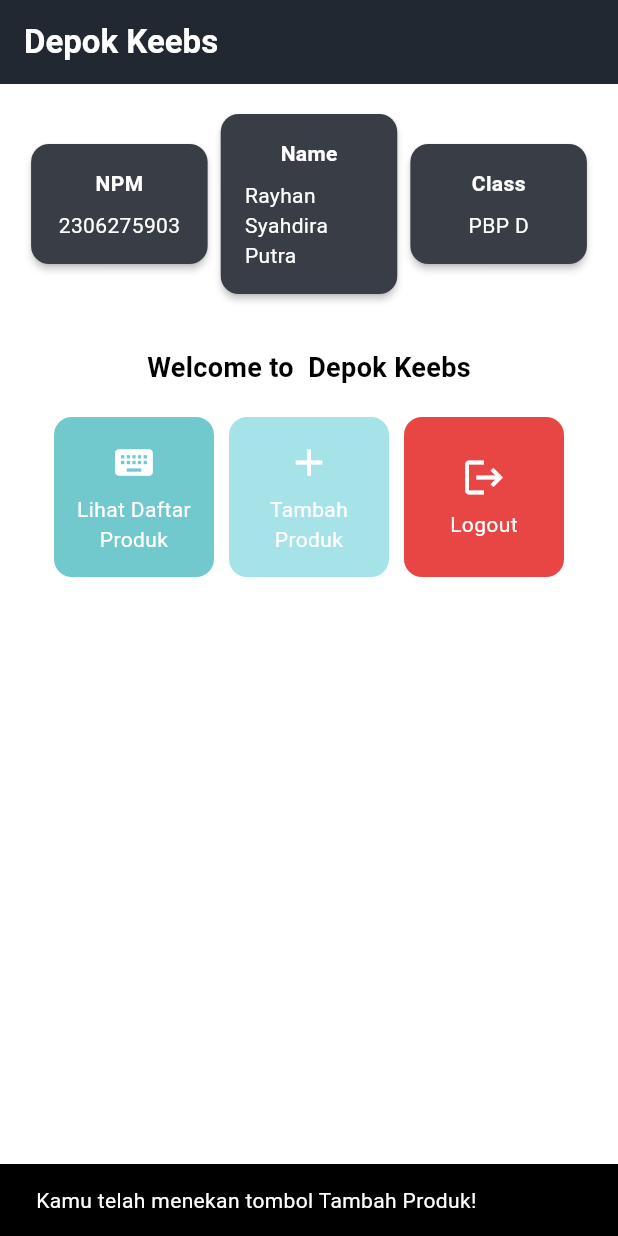
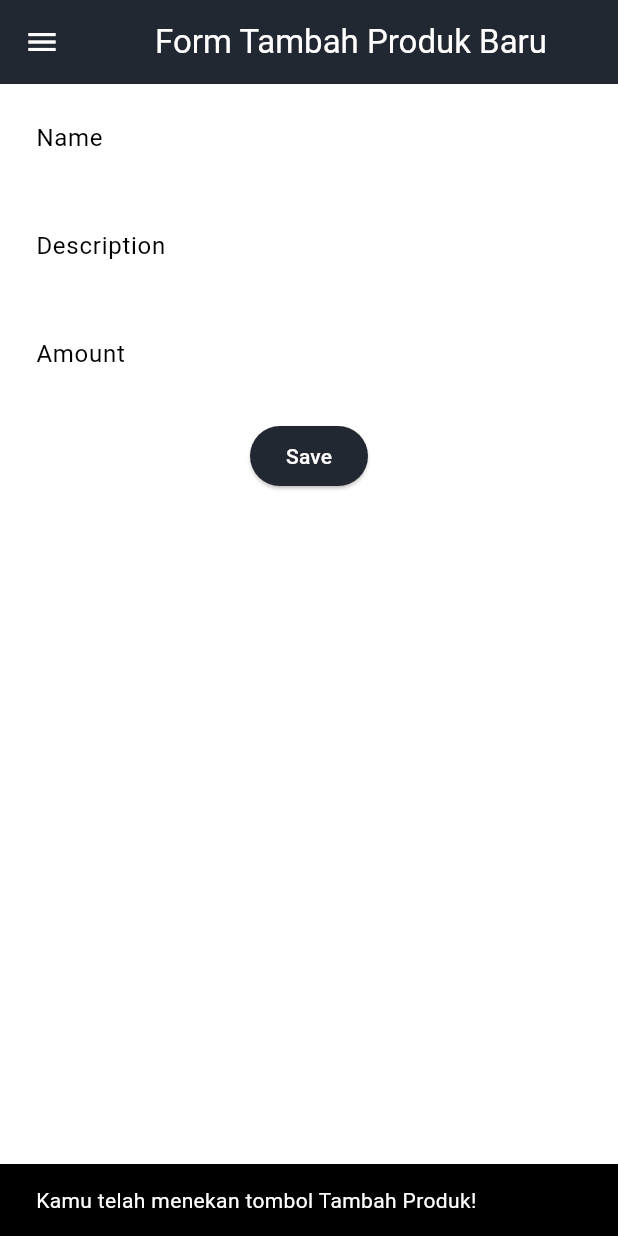
Before and after one commit to RayhanSP/depok_keebs_mobile, a Flutter app: the screen it shows after launch, after a tap on "Tambah Produk", on a phone screen of 412 x 824 dp. Run offline on Flutter 3.47's test engine with Material 3 defaults, Android fonts, the light colour scheme and no system bars.

Commit message:
Tugas 8 done

```diff
--- a/lib/main.dart
+++ b/lib/main.dart
@@ -1,5 +1,6 @@
 import 'package:flutter/material.dart';
-import 'package:depok_keebs/menu.dart';
+import 'package:depok_keebs/screens/menu.dart';
+
 void main() {
   runApp(const MyApp());
 }
@@ -28,7 +29,7 @@
         //
         // This works for code too, not just values: Most code changes can be
         // tested with just a hot reload.
-         colorScheme: ColorScheme.fromSwatch(
+        colorScheme: ColorScheme.fromSwatch(
           primarySwatch: MaterialColor(
             0xFF222831,
             <int, Color>{
--- a/lib/menu.dart
+++ b/lib/screens/menu.dart
@@ -1,4 +1,6 @@
 import 'package:flutter/material.dart';
+import 'package:depok_keebs/widgets/left_drawer.dart';
+import 'package:depok_keebs/widgets/product_card.dart';
 
 class MyHomePage extends StatelessWidget {
   MyHomePage({super.key});
@@ -6,10 +8,10 @@
   final String name = 'Rayhan Syahdira Putra'; // Nama
   final String className = 'PBP D'; // Kelas
   final List<ItemHomepage> items = [
-         ItemHomepage("Lihat Daftar Produk", Icons.keyboard, Color(0xFF71C9CE)),
-         ItemHomepage("Tambah Produk", Icons.add, Color(0xFFA6E3E9)),
-         ItemHomepage("Logout", Icons.logout, Color(0xFFE84545)),
-     ];
+    ItemHomepage("Lihat Daftar Produk", Icons.keyboard, Color(0xFF71C9CE)),
+    ItemHomepage("Tambah Produk", Icons.add, Color(0xFFA6E3E9)),
+    ItemHomepage("Logout", Icons.logout, Color(0xFFE84545)),
+  ];
 
   @override
   Widget build(BuildContext context) {
@@ -27,7 +29,11 @@
         ),
         // Warna latar belakang AppBar diambil dari skema warna tema aplikasi.
         backgroundColor: Theme.of(context).colorScheme.primary,
+        // Mengganti warna icon drawer menjadi putih
+        iconTheme: const IconThemeData(color: Colors.white),
       ),
+      // Masukkan drawer sebagai parameter nilai drawer dari widget Scaffold
+      drawer: const LeftDrawer(),
       // Body halaman dengan padding di sekelilingnya.
       body: Padding(
         padding: const EdgeInsets.all(16.0),
@@ -91,14 +97,11 @@
   }
 }
 
-
-
-
 class InfoCard extends StatelessWidget {
   // Kartu informasi yang menampilkan title dan content.
 
-  final String title;  // Judul kartu.
-  final String content;  // Isi kartu.
+  final String title; // Judul kartu.
+  final String content; // Isi kartu.
 
   const InfoCard({super.key, required this.title, required this.content});
 
@@ -110,19 +113,22 @@
       color: Color(0xFF393E46), // Warna latar belakang kartu
       child: Container(
         // Mengatur ukuran dan jarak di dalam kartu.
-        width: MediaQuery.of(context).size.width / 3.5, // menyesuaikan dengan lebar device yang digunakan.
+        width: MediaQuery.of(context).size.width /
+            3.5, // menyesuaikan dengan lebar device yang digunakan.
         padding: const EdgeInsets.all(16.0),
         // Menyusun title dan content secara vertikal.
         child: Column(
           children: [
             Text(
               title,
-              style: const TextStyle(fontWeight: FontWeight.bold, color: Colors.white),
+              style: const TextStyle(
+                  fontWeight: FontWeight.bold, color: Colors.white),
             ),
             const SizedBox(height: 8.0),
             Text(
               content,
-              style: const TextStyle(color: Colors.white), // Warna teks content,
+              style:
+                  const TextStyle(color: Colors.white), // Warna teks content,
             )
           ],
         ),
@@ -130,64 +136,3 @@
     );
   }
 }
-
-class ItemHomepage {
-     final String name;
-     final IconData icon;
-     final Color color; // Tambahkan warna untuk tiap item
-
-     ItemHomepage(this.name, this.icon, this.color);
- }
-
-class ItemCard extends StatelessWidget {
-  // Menampilkan kartu dengan ikon dan nama.
-
-  final ItemHomepage item;
-  const ItemCard(this.item, {super.key});
-
-  @override
-  Widget build(BuildContext context) {
-    return Material(
-      // Menentukan warna latar belakang dari tema aplikasi.
-      color: item.color, // Gunakan warna yang diberikan
-      // Membuat sudut kartu melengkung.
-      borderRadius: BorderRadius.circular(12),
-
-      child: InkWell(
-        // Aksi ketika kartu ditekan.
-        onTap: () {
-          // Menampilkan pesan SnackBar saat kartu ditekan.
-          ScaffoldMessenger.of(context)
-            ..hideCurrentSnackBar()
-            ..showSnackBar(
-              SnackBar(content: Text("Kamu telah menekan tombol ${item.name}!"))
-            );
-        },
-        // Container untuk menyimpan Icon dan Text
-        child: Container(
-          padding: const EdgeInsets.all(8),
-          child: Center(
-            child: Column(
-              // Menyusun ikon dan teks di tengah kartu.
-              mainAxisAlignment: MainAxisAlignment.center,
-              children: [
-                Icon(
-                  item.icon,
-                  color: Colors.white,
-                  size: 30.0,
-                ),
-                const Padding(padding: EdgeInsets.all(3)),
-                Text(
-                  item.name,
-                  textAlign: TextAlign.center,
-                  style: const TextStyle(color: Colors.white),
-                ),
-              ],
-            ),
-          ),
-        ),
-      ),
-    );
-  }
-
-}
--- /dev/null
+++ b/lib/screens/productentry_form.dart
@@ -0,0 +1,164 @@
+import 'package:flutter/material.dart';
+import 'package:depok_keebs/widgets/left_drawer.dart';
+
+class ProductEntryFormPage extends StatefulWidget {
+  const ProductEntryFormPage({super.key});
+
+  @override
+  State<ProductEntryFormPage> createState() => _ProductEntryFormPageState();
+}
+
+class _ProductEntryFormPageState extends State<ProductEntryFormPage> {
+  final _formKey = GlobalKey<FormState>();
+  String _name = "";
+  String _description = "";
+  int _amount = 0;
+
+  @override
+  Widget build(BuildContext context) {
+    return Scaffold(
+      appBar: AppBar(
+        title: const Center(
+          child: Text(
+            'Form Tambah Produk Baru',
+          ),
+        ),
+        backgroundColor: Theme.of(context).colorScheme.primary,
+        foregroundColor: Colors.white,
+      ),
+      drawer: const LeftDrawer(), // Add the drawer here
+      body: Form(
+        key: _formKey,
+        child: SingleChildScrollView(
+          child: Column(
+            crossAxisAlignment: CrossAxisAlignment.start,
+            children: [
+              Padding(
+                padding: const EdgeInsets.all(8.0),
+                child: TextFormField(
+                  decoration: InputDecoration(
+                    hintText: "Name",
+                    labelText: "Name",
+                    border: OutlineInputBorder(
+                      borderRadius: BorderRadius.circular(5.0),
+                    ),
+                  ),
+                  onChanged: (String? value) {
+                    setState(() {
+                      _name = value!;
+                    });
+                  },
+                  validator: (String? value) {
+                    if (value == null || value.isEmpty) {
+                      return "Nama produk tidak boleh kosong!";
+                    }
+                    return null;
+                  },
+                ),
+              ),
+              Padding(
+                padding: const EdgeInsets.all(8.0),
+                child: TextFormField(
+                  decoration: InputDecoration(
+                    hintText: "Description",
+                    labelText: "Description",
+                    border: OutlineInputBorder(
+                      borderRadius: BorderRadius.circular(5.0),
+                    ),
+                  ),
+                  onChanged: (String? value) {
+                    setState(() {
+                      _description = value!;
+                    });
+                  },
+                  validator: (String? value) {
+                    if (value == null || value.isEmpty) {
+                      return "Deskripsi tidak boleh kosong!";
+                    }
+                    return null;
+                  },
+                ),
+              ),
+              Padding(
+                padding: const EdgeInsets.all(8.0),
+                child: TextFormField(
+                  decoration: InputDecoration(
+                    hintText: "Amount",
+                    labelText: "Amount",
+                    border: OutlineInputBorder(
+                      borderRadius: BorderRadius.circular(5.0),
+                    ),
+                  ),
+                  onChanged: (String? value) {
+                    setState(() {
+                      _amount = int.tryParse(value!) ?? 0;
+                    });
+                  },
+                  validator: (String? value) {
+                    if (value == null || value.isEmpty) {
+                      return "Jumlah produk tidak boleh kosong!";
+                    }
+                    if (int.tryParse(value) == null) {
+                      return "Jumlah produk harus berupa angka!";
+                    }
+                    if (int.tryParse(value)?.compareTo(0) == -1) {
+                      return "Jumlah produk tidak boleh negatif!";
+                    }
+                    return null;
+                  },
+                ),
+              ),
+              Align(
+                alignment: Alignment.bottomCenter,
+                child: Padding(
+                  padding: const EdgeInsets.all(8.0),
+                  child: ElevatedButton(
+                    style: ButtonStyle(
+                      backgroundColor: WidgetStateProperty.all(
+                          Theme.of(context).colorScheme.primary),
+                    ),
+                    onPressed: () {
+                      if (_formKey.currentState!.validate()) {
+                        showDialog(
+                          context: context,
+                          builder: (context) {
+                            return AlertDialog(
+                              title: const Text('Produk berhasil tersimpan'),
+                              content: SingleChildScrollView(
+                                child: Column(
+                                  crossAxisAlignment: CrossAxisAlignment.start,
+                                  children: [
+                                    Text('Name: $_name'),
+                                    Text('Description: $_description'),
+                                    Text('Amount: $_amount'),
+                                  ],
+                                ),
+                              ),
+                              actions: [
+                                TextButton(
+                                  child: const Text('OK'),
+                                  onPressed: () {
+                                    Navigator.pop(context);
+                                    _formKey.currentState!.reset();
+                                  },
+                                ),
+                              ],
+                            );
+                          },
+                        );
+                      }
+                    },
+                    child: const Text(
+                      "Save",
+                      style: TextStyle(color: Colors.white),
+                    ),
+                  ),
+                ),
+              ),
+            ],
+          ),
+        ),
+      ),
+    );
+  }
+}
--- /dev/null
+++ b/lib/widgets/left_drawer.dart
@@ -0,0 +1,71 @@
+import 'package:flutter/material.dart';
+import 'package:depok_keebs/screens/menu.dart';
+import 'package:depok_keebs/screens/productentry_form.dart';
+
+class LeftDrawer extends StatelessWidget {
+  const LeftDrawer({super.key});
+
+  @override
+  Widget build(BuildContext context) {
+    return Drawer(
+      child: ListView(
+        children: [
+          DrawerHeader(
+            decoration: BoxDecoration(
+              color: Theme.of(context).colorScheme.primary,
+            ),
+            child: const Column(
+              children: [
+                Text(
+                  'Depok Keebs',
+                  textAlign: TextAlign.center,
+                  style: TextStyle(
+                    fontSize: 24,
+                    fontWeight: FontWeight.bold,
+                    color: Colors.white,
+                  ),
+                ),
+                Padding(padding: EdgeInsets.all(8)),
+                Text(
+                  "Wujudkan keyboard impianmu di sini!",
+                  textAlign: TextAlign.center,
+                  style: TextStyle(
+                    fontSize: 15,
+                    color: Colors.white,
+                    fontWeight: FontWeight.normal,
+                  ),
+                ),
+              ],
+            ),
+          ),
+          ListTile(
+            leading: const Icon(Icons.home_outlined),
+            title: const Text('Halaman Utama'),
+            // Bagian redirection ke MyHomePage
+            onTap: () {
+              Navigator.pushReplacement(
+                context,
+                MaterialPageRoute(
+                  builder: (context) => MyHomePage(),
+                ),
+              );
+            },
+          ),
+          ListTile(
+            leading: const Icon(Icons.add),
+            title: const Text('Tambah Produk'),
+            // Bagian redirection ke ProductEntryFormPage
+            onTap: () {
+              Navigator.pushReplacement(
+                context,
+                MaterialPageRoute(
+                  builder: (context) => const ProductEntryFormPage(),
+                ),
+              );
+            },
+          ),
+        ],
+      ),
+    );
+  }
+}
--- /dev/null
+++ b/lib/widgets/product_card.dart
@@ -0,0 +1,68 @@
+import 'package:flutter/material.dart';
+import 'package:depok_keebs/screens/productentry_form.dart';
+
+class ItemHomepage {
+  final String name;
+  final IconData icon;
+  final Color color; // Tambahkan warna untuk tiap item
+
+  ItemHomepage(this.name, this.icon, this.color);
+}
+
+class ItemCard extends StatelessWidget {
+  // Menampilkan kartu dengan ikon dan nama.
+
+  final ItemHomepage item;
+  const ItemCard(this.item, {super.key});
+
+  @override
+  Widget build(BuildContext context) {
+    return Material(
+      // Menentukan warna latar belakang dari tema aplikasi.
+      color: item.color, // Gunakan warna yang diberikan
+      // Membuat sudut kartu melengkung.
+      borderRadius: BorderRadius.circular(12),
+
+      child: InkWell(
+        // Aksi ketika kartu ditekan.
+        onTap: () {
+          // Menampilkan pesan SnackBar saat kartu ditekan.
+          ScaffoldMessenger.of(context)
+            ..hideCurrentSnackBar()
+            ..showSnackBar(SnackBar(
+                content: Text("Kamu telah menekan tombol ${item.name}!")));
+          // Navigate ke route yang sesuai (tergantung jenis tombol)
+          if (item.name == "Tambah Produk") {
+            Navigator.push(
+                context,
+                MaterialPageRoute(
+                    builder: (context) => const ProductEntryFormPage()));
+          }
+        },
+        // Container untuk menyimpan Icon dan Text
+        child: Container(
+          padding: const EdgeInsets.all(8),
+          child: Center(
+            child: Column(
+              // Menyusun ikon dan teks di tengah kartu.
+              mainAxisAlignment: MainAxisAlignment.center,
+              children: [
+                Icon(
+                  item.icon,
+                  color: Colors.white,
+                  size: 30.0,
+                ),
+                const Padding(padding: EdgeInsets.all(3)),
+                Text(
+                  item.name,
+                  textAlign: TextAlign.center,
+                  style: const TextStyle(color: Colors.white),
+                ),
+              ],
+            ),
+          ),
+        ),
+      ),
+    );
+  }
+}
```
